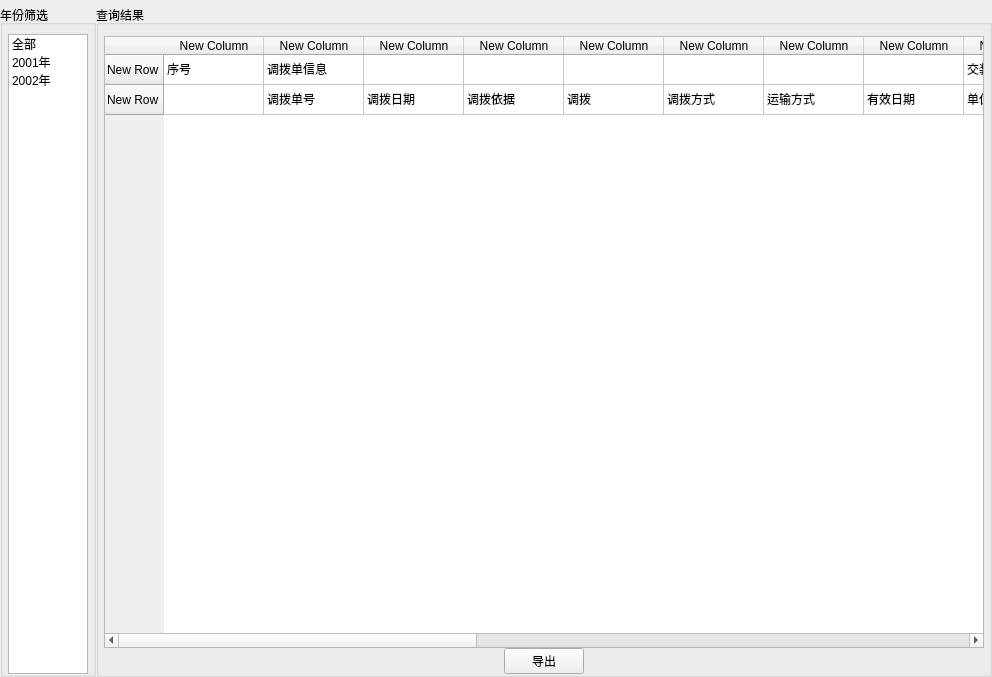
This is widgets/alocatMange/rocketTransfer.ui in Belos10/Equip as Qt 5 draws it before an edit. The edited form follows.
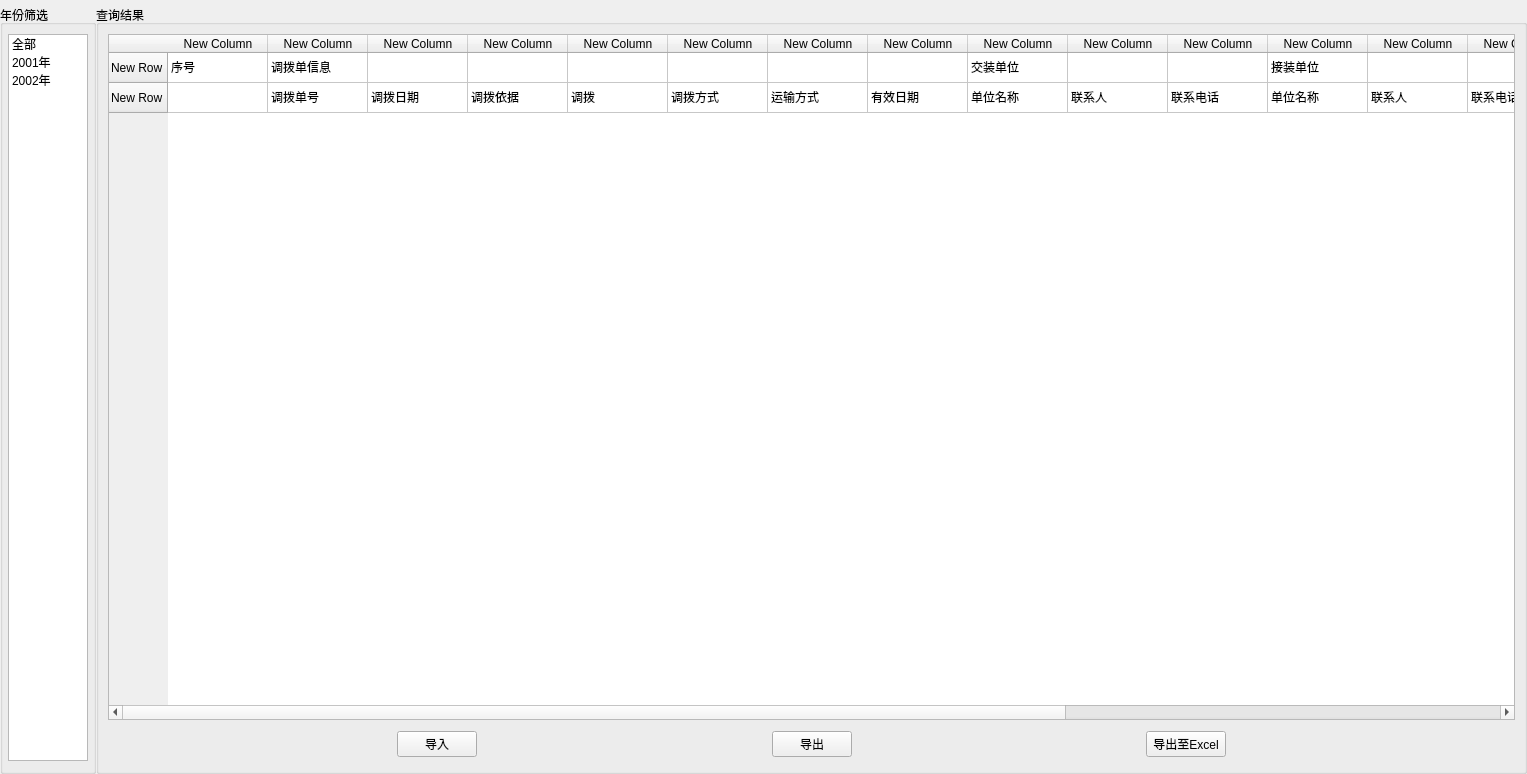
This is the edited form.

Commit message: 更新导入目录功能，更新阵地以及危险品大体内容。

```diff
--- a/widgets/alocatMange/rocketTransfer.ui
+++ b/widgets/alocatMange/rocketTransfer.ui
@@ -6,8 +6,8 @@
    <rect>
     <x>0</x>
     <y>0</y>
-    <width>992</width>
-    <height>677</height>
+    <width>1527</width>
+    <height>774</height>
    </rect>
   </property>
   <property name="windowTitle">
@@ -69,7 +69,7 @@
           <number>5</number>
          </property>
          <property name="bottomMargin">
-          <number>0</number>
+          <number>10</number>
          </property>
          <item>
           <widget class="QListWidget" name="lw_yearChoose">
@@ -113,23 +113,6 @@
      <property name="title">
       <string>查询结果</string>
      </property>
-     <layout class="QGridLayout" name="gridLayout_3">
-      <property name="leftMargin">
-       <number>5</number>
-      </property>
-      <property name="topMargin">
-       <number>11</number>
-      </property>
-      <property name="rightMargin">
-       <number>5</number>
-      </property>
-      <property name="bottomMargin">
-       <number>0</number>
-      </property>
-      <property name="spacing">
-       <number>0</number>
-      </property>
-      <item row="0" column="0">
        <layout class="QVBoxLayout" name="verticalLayout_2">
         <item>
          <widget class="QTableWidget" name="tw_result">
@@ -394,8 +377,34 @@
          </widget>
         </item>
         <item>
-         <layout class="QGridLayout" name="gridLayout">
-          <item row="0" column="2">
+       <layout class="QHBoxLayout" name="horizontalLayout_2">
+        <property name="topMargin">
+         <number>5</number>
+        </property>
+        <property name="bottomMargin">
+         <number>5</number>
+        </property>
+        <item>
+         <spacer name="horizontalSpacer">
+          <property name="orientation">
+           <enum>Qt::Horizontal</enum>
+          </property>
+          <property name="sizeHint" stdset="0">
+           <size>
+            <width>40</width>
+            <height>20</height>
+           </size>
+          </property>
+         </spacer>
+        </item>
+        <item>
+         <widget class="QPushButton" name="pb_input">
+          <property name="text">
+           <string>导入</string>
+          </property>
+         </widget>
+        </item>
+        <item>
            <spacer name="horizontalSpacer_2">
             <property name="orientation">
              <enum>Qt::Horizontal</enum>
@@ -408,15 +417,15 @@
             </property>
            </spacer>
           </item>
-          <item row="0" column="1">
+        <item>
            <widget class="QPushButton" name="pb_output">
             <property name="text">
              <string>导出</string>
             </property>
            </widget>
           </item>
-          <item row="0" column="0">
-           <spacer name="horizontalSpacer">
+        <item>
+         <spacer name="horizontalSpacer_4">
             <property name="orientation">
              <enum>Qt::Horizontal</enum>
             </property>
@@ -428,7 +437,25 @@
             </property>
            </spacer>
           </item>
-         </layout>
+        <item>
+         <widget class="QPushButton" name="pb_outputToExcel">
+          <property name="text">
+           <string>导出至Excel</string>
+          </property>
+         </widget>
+        </item>
+        <item>
+         <spacer name="horizontalSpacer_3">
+          <property name="orientation">
+           <enum>Qt::Horizontal</enum>
+          </property>
+          <property name="sizeHint" stdset="0">
+           <size>
+            <width>40</width>
+            <height>20</height>
+           </size>
+          </property>
+         </spacer>
         </item>
        </layout>
       </item>
```
Lines whose indentation alone changed are shown as unchanged. The commit also changes 8 other files.
